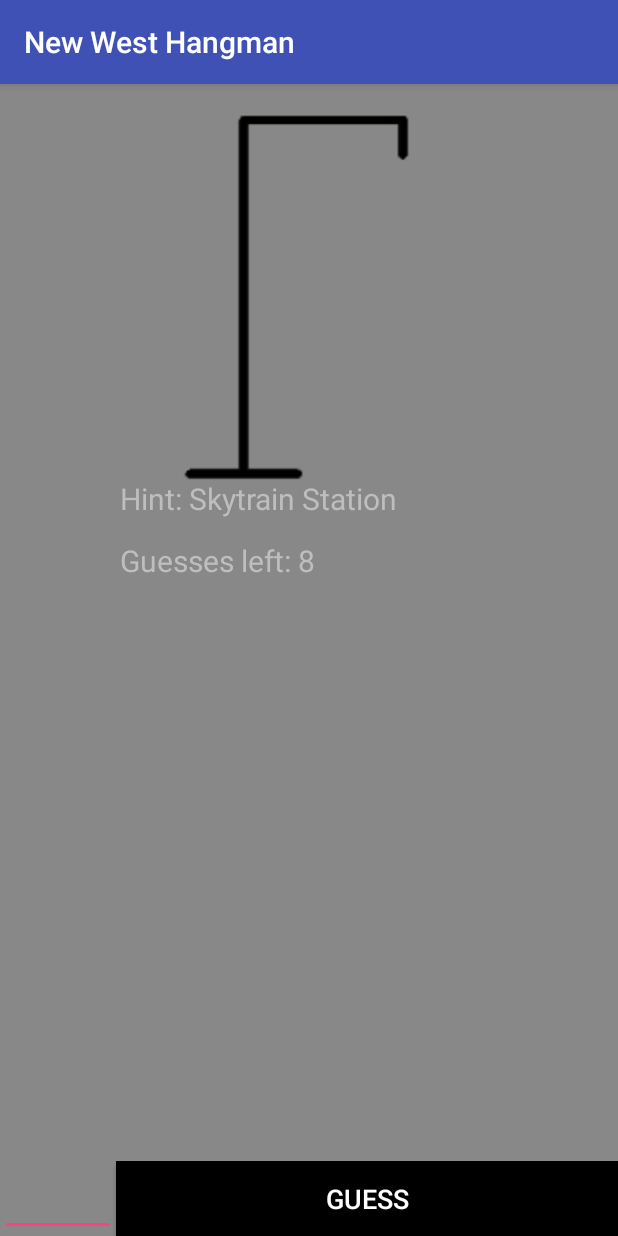
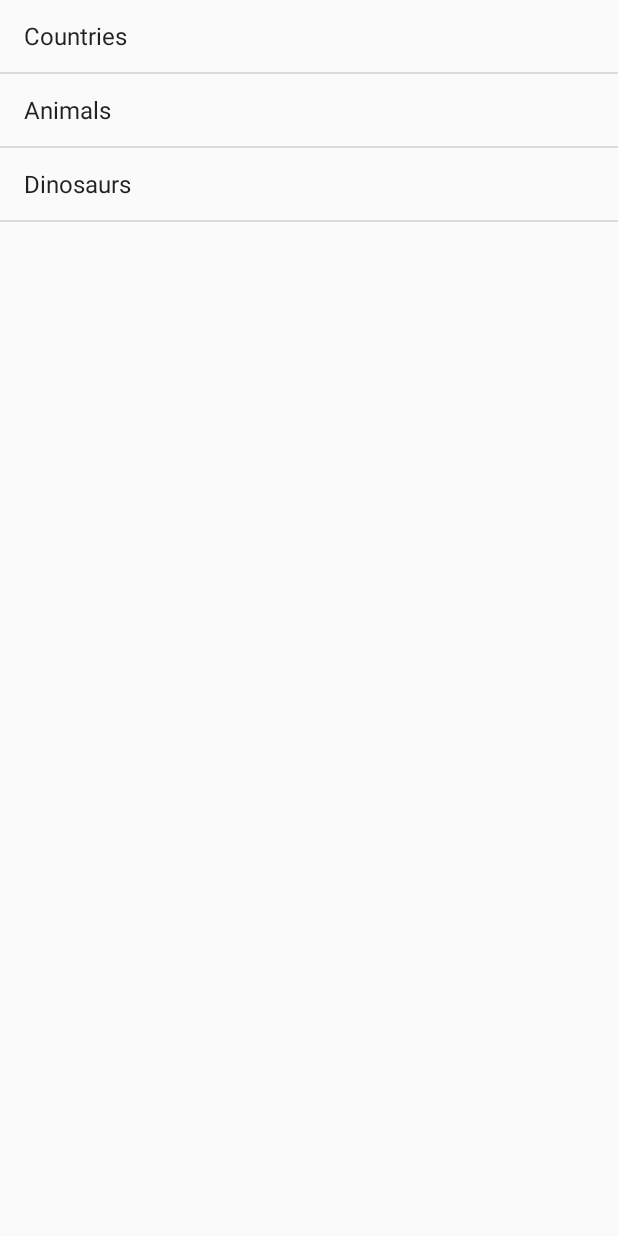
Before and after one commit to UnderratedDev/Hangman, an Android app: the screen it shows after launch (GameActivity before the commit, CategoriesActivity after it), after a tap on "1-PLAYER", on a phone screen of 412 x 824 dp. Run offline under Robolectric (Android 15) with nearby library versions, the phone set to English and light mode, and no system bars; libraries missing offline, so code that uses them is left out: com.koushikdutta.async, com.koushikdutta.ion; 3 statements that could not run were skipped.

Commit message:
Added list view
List view added for multiple categories

```diff
--- a/app/build.gradle
+++ b/app/build.gradle
@@ -25,6 +25,7 @@ dependencies {
         exclude group: 'com.android.support', module: 'support-annotations'
     })
     compile 'com.android.support:appcompat-v7:25.1.1'
-    compile 'com.koushikdutta.ion:ion:2.1.9';
+    compile 'com.koushikdutta.ion:ion:2.1.9'
+    compile 'com.android.support.constraint:constraint-layout:1.0.2'
     testCompile 'junit:junit:4.12'
 }
--- /dev/null
+++ b/app/src/main/java/a00957203/comp3717/bcit/ca/new_west_hangman/CategoriesActivity.java
@@ -0,0 +1,39 @@
+package a00957203.comp3717.bcit.ca.new_west_hangman;
+
+import android.app.ListActivity;
+import android.graphics.Color;
+import android.support.v7.app.AppCompatActivity;
+import android.os.Bundle;
+import android.view.View;
+import android.widget.ArrayAdapter;
+import android.widget.ListAdapter;
+import android.widget.ListView;
+
+public class CategoriesActivity extends ListActivity {
+
+    private ListAdapter adapter;
+
+
+    @Override
+    protected void onCreate(Bundle savedInstanceState) {
+        super.onCreate(savedInstanceState);
+        setContentView(R.layout.activity_categories);
+        adapter = new ArrayAdapter <>(this, android.R.layout.simple_list_item_1, new String[]{ "Countries", "Animals", "Dinosaurs" });
+        setListAdapter (adapter);
+    }
+
+    public void onListItemClick (final ListView l, final View v, final int position, final long id) {
+    }
+
+    public void get_countries () {
+        // https://gist.githubusercontent.com/keeguon/2310008/raw/bdc2ce1c1e3f28f9cab5b4393c7549f38361be4e/countries.json
+    }
+
+    public void get_animals () {
+        // https://raw.githubusercontent.com/boennemann/animals/master/words.json
+    }
+
+    public void get_dinosaurs () {
+        // https://raw.githubusercontent.com/dariusk/corpora/master/data/animals/dinosaurs.json
+    }
+}
--- a/app/src/main/java/a00957203/comp3717/bcit/ca/new_west_hangman/GameActivity.java
+++ b/app/src/main/java/a00957203/comp3717/bcit/ca/new_west_hangman/GameActivity.java
@@ -54,7 +54,7 @@ public class GameActivity extends AppCompatActivity {
     /**
      * Checking if the letter introduced matches any letter in the word
      */
-    public void checkLetter(String introducedLetter){
+    public void checkLetter(String introducedLetter) {
         char charIntroduced = introducedLetter.charAt(0);
 
         for (Character c : guessedLetters)
--- a/app/src/main/java/a00957203/comp3717/bcit/ca/new_west_hangman/MainActivity.java
+++ b/app/src/main/java/a00957203/comp3717/bcit/ca/new_west_hangman/MainActivity.java
@@ -152,7 +152,7 @@ public class MainActivity extends AppCompatActivity {
     }
 
     public void startSinglePlayerGame (View v) {
-        startActivity(new Intent(this, GameActivity.class));
+        startActivity(new Intent(this, CategoriesActivity.class));
     }
     public void startMultiPlayerGame(View v){
         startActivity(new Intent(this, MultiplayerActivity.class));
--- /dev/null
+++ b/app/src/main/res/layout/activity_categories.xml
@@ -0,0 +1,17 @@
+<?xml version="1.0" encoding="utf-8"?>
+<android.support.constraint.ConstraintLayout
+    xmlns:android="http://schemas.android.com/apk/res/android"
+    xmlns:app="http://schemas.android.com/apk/res-auto"
+    xmlns:tools="http://schemas.android.com/tools"
+    android:layout_width="match_parent"
+    android:layout_height="match_parent"
+    tools:context="a00957203.comp3717.bcit.ca.new_west_hangman.CategoriesActivity">
+
+    <ListView
+        android:id="@android:id/list"
+        android:layout_width="match_parent"
+        android:layout_height="match_parent"
+        android:layout_weight="1"
+        android:drawSelectorOnTop="false"/>
+
+</android.support.constraint.ConstraintLayout>
--- a/app/src/main/res/values/styles.xml
+++ b/app/src/main/res/values/styles.xml
@@ -7,5 +7,11 @@
         <item name="colorPrimaryDark">@color/colorPrimaryDark</item>
         <item name="colorAccent">@color/colorAccent</item>
     </style>
+    <style name="Theme.AppCompat.Light.NoActionBar.FullScreen" parent="@style/Theme.AppCompat.Light">
+        <item name="windowNoTitle">true</item>
+        <item name="windowActionBar">false</item>
+        <item name="android:windowFullscreen">true</item>
+        <item name="android:windowContentOverlay">@null</item>
+    </style>
 
 </resources>
--- a/build.gradle
+++ b/build.gradle
@@ -5,7 +5,7 @@ buildscript {
         jcenter()
     }
     dependencies {
-        classpath 'com.android.tools.build:gradle:2.3.1'
+        classpath 'com.android.tools.build:gradle:2.3.3'
 
         // NOTE: Do not place your application dependencies here; they belong
         // in the individual module build.gradle files
```
Also changed, not shown: app/src/main/AndroidManifest.xml (+4 -3 lines), app/src/main/res/layout/activity_main.xml (+0 -8 lines), 27 other files.
